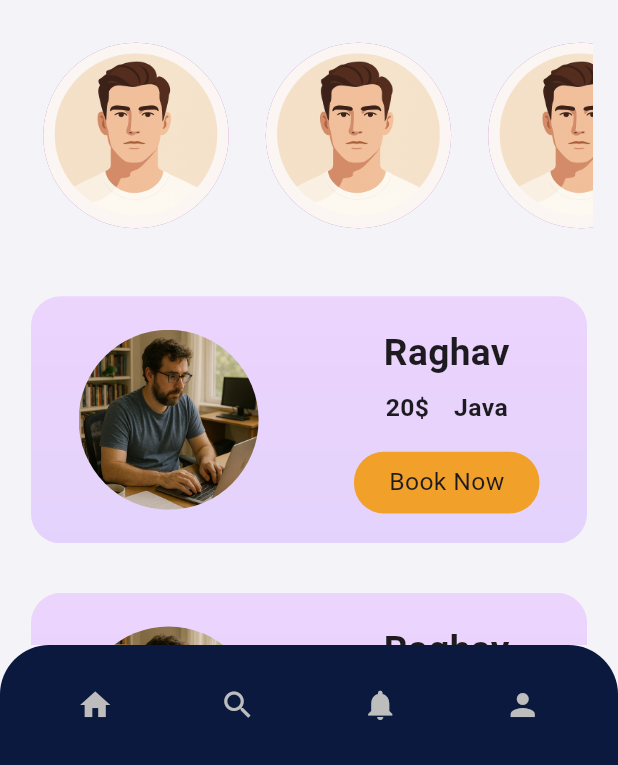
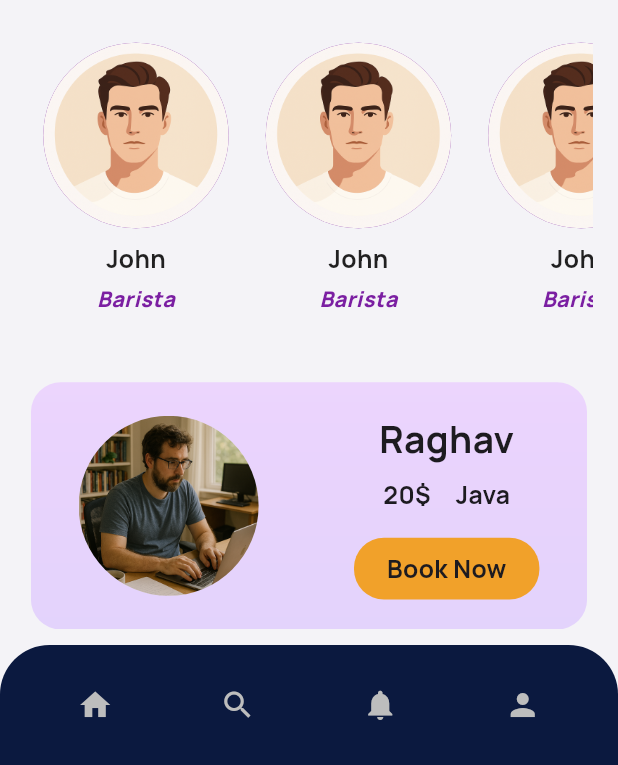
Before and after one commit to RaghavBaheti90/SkillSwap, a Flutter app: the screen it shows after launch, on a phone screen of 412 x 824 dp, the part 471-1236 px from its top. Run offline on Flutter 3.47's test engine with Material 3 defaults, Android fonts, the phone set to English and light mode, and no system bars.

Commit message:
add home page ui 2

```diff
--- a/lib/elements/home_sceen_tab.dart
+++ b/lib/elements/home_sceen_tab.dart
@@ -48,6 +48,7 @@ class _home_screen_tabState extends State<home_screen_tab> {
                         Text(
                           "Raghav",
                           style: TextStyle(
+                              fontFamily: "Manrope",
                               fontSize: hight * 0.03,
                               fontWeight: FontWeight.bold),
                         ),
@@ -59,6 +60,7 @@ class _home_screen_tabState extends State<home_screen_tab> {
                             Text(
                               "20\$",
                               style: TextStyle(
+                                  fontFamily: "Manrope",
                                   fontSize: hight * 0.02,
                                   fontWeight: FontWeight.bold),
                             ),
@@ -68,6 +70,7 @@ class _home_screen_tabState extends State<home_screen_tab> {
                             Text(
                               "Java",
                               style: TextStyle(
+                                  fontFamily: "Manrope",
                                   fontSize: hight * 0.02,
                                   fontWeight: FontWeight.bold),
                             ),
@@ -95,8 +98,9 @@ class _home_screen_tabState extends State<home_screen_tab> {
                                 child: Text(
                               "Book Now",
                               style: TextStyle(
+                                  fontFamily: "Manrope",
                                   fontSize: hight * 0.02,
-                                  fontWeight: FontWeight.w400),
+                                  fontWeight: FontWeight.w700),
                             )),
                           ),
                         )
--- a/lib/elements/top_skills_box.dart
+++ b/lib/elements/top_skills_box.dart
@@ -15,25 +15,71 @@ class _top_skills_boxState extends State<top_skills_box> {
     "assets/boy1.png",
     // "assets/women2.png",
     "assets/boy2.png",
-    // Add more image paths as needed
+  ];
+
+  final List<String> names = [
+    "John",
+    "Lisa",
+    "Tommy",
+    // "Anna",
+    "Michael",
+  ];
+
+  final List<String> tital = [
+    "Barista",
+    "Java Trainer",
+    "Frontend Developer",
+    // "Trainee",
+    "Content Writer",
   ];
 
   late String selectedImage;
+  late String selectedName;
+  late String selectedTitle;
+  late int selectedIndex;
 
   @override
   void initState() {
     super.initState();
-    selectedImage = images[Random().nextInt(images.length)];
+    selectedIndex = Random().nextInt(images.length);
+    selectedImage = images[selectedIndex];
+    selectedName = names[selectedIndex];
+    selectedTitle = tital[selectedIndex];
   }
 
   @override
   Widget build(BuildContext context) {
-    double height = MediaQuery.of(context).size.height;
     double width = MediaQuery.of(context).size.width;
-    return CircleAvatar(
-      radius: width * 0.15,
-      backgroundColor: Colors.purple[300],
-      backgroundImage: AssetImage(selectedImage),
+
+    return Column(
+      children: [
+        CircleAvatar(
+          radius: width * 0.15,
+          backgroundColor: Colors.purple[700],
+          backgroundImage: AssetImage(selectedImage),
+        ),
+        SizedBox(height: width * 0.02), // spacing between image and name
+        Text(
+          selectedName,
+          style: TextStyle(
+            fontFamily: "Manrope",
+            fontSize: width * 0.04,
+            fontWeight: FontWeight.bold,
+            color: Colors.black87,
+          ),
+        ),
+        SizedBox(height: width * 0.01),
+        Text(
+          selectedTitle,
+          style: TextStyle(
+            fontFamily: "Manrope",
+            fontSize: width * 0.035,
+            fontWeight: FontWeight.w900,
+            color: Colors.purple[700],
+            fontStyle: FontStyle.italic,
+          ),
+        ),
+      ],
     );
   }
 }
```
